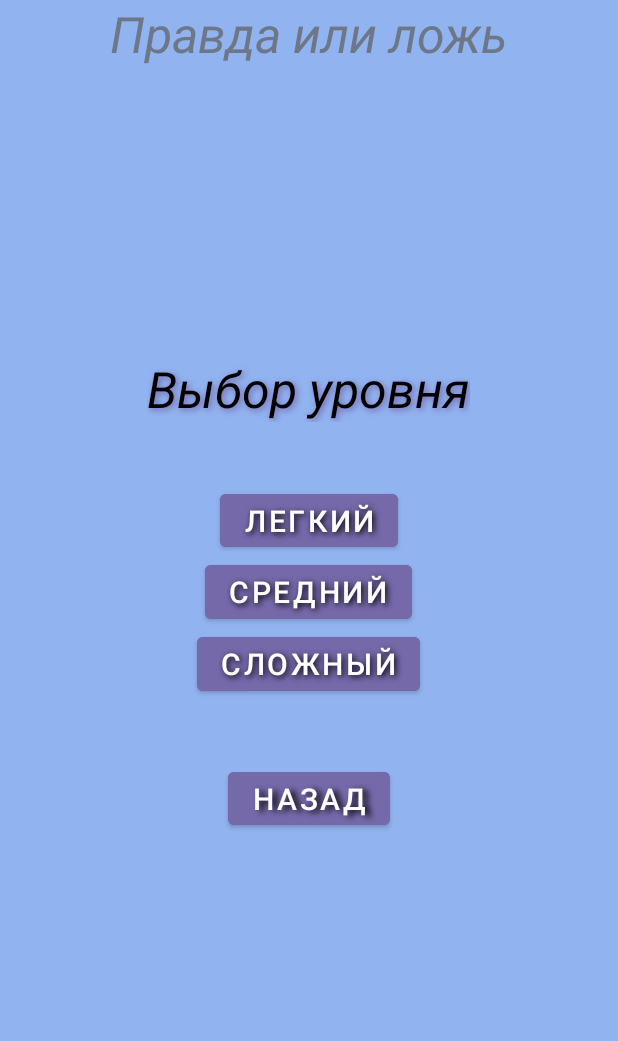
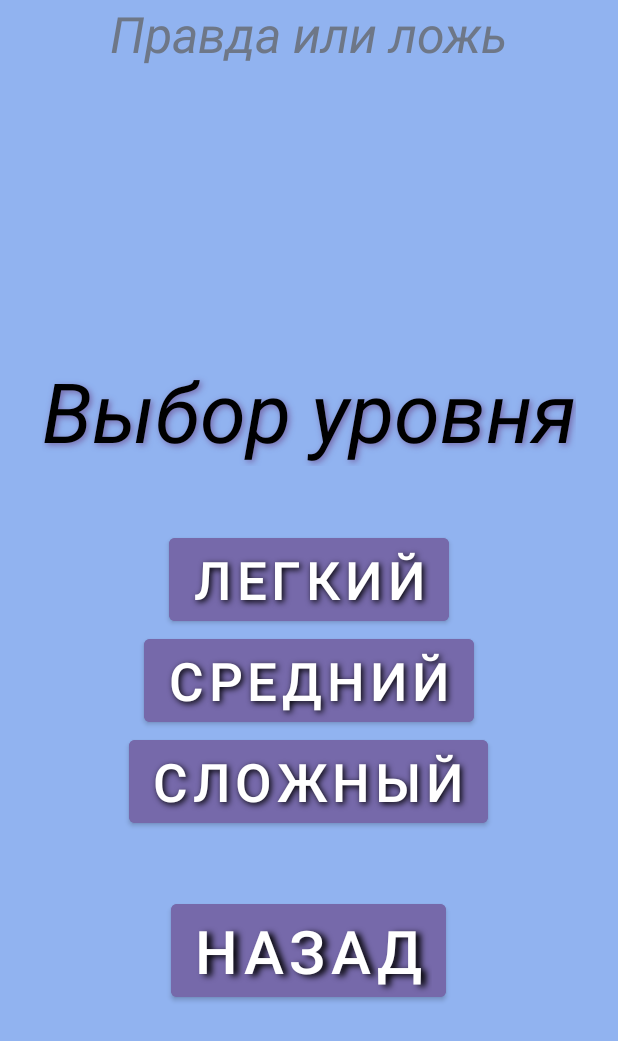
Before and after one commit to dllnnx/Project_AD, an Android app: the layout activity_tofchoice.xml on its own in the app's theme, with its tools: preview values and no code run, on a phone screen of 412 x 824 dp. Shown: the top 1041 px of the screen. Run offline under Robolectric (Android 15) with nearby library versions, the phone set to English and light mode, and no system bars.

Commit message:
Third commit (12.05)

```diff
--- a/app/src/main/AndroidManifest.xml
+++ b/app/src/main/AndroidManifest.xml
@@ -22,6 +22,9 @@
 		<activity android:name=".ChoiceActivity" />
 		<activity android:name=".SpellingChoiceActivity"/>
 		<activity android:name=".EasySpellingActivity"/>
+		<activity android:name=".ToFChoiceActivity"/>
+		<activity android:name=".EasyTofActivity"/>
+		<activity android:name=".FindCoupActivity"/>
 	</application>
 
 </manifest>
--- a/app/src/main/res/layout/activity_tofchoice.xml
+++ b/app/src/main/res/layout/activity_tofchoice.xml
@@ -25,12 +25,13 @@
 		android:shadowRadius="5"
 		android:text="Выбор уровня"
 		android:textColor="@color/black"
-		android:textSize="33sp"
+		android:textSize="55sp"
 		android:textStyle="italic"
 		android:translationY="@android:dimen/thumbnail_width"
 		/>
 
 	<Button
+		android:id="@+id/easytof_btn"
 		android:layout_width="wrap_content"
 		android:layout_height="wrap_content"
 		android:layout_gravity="center"
@@ -41,16 +42,17 @@
 		android:shadowDy="2"
 		android:shadowRadius="5"
 		android:text="Легкий"
-		android:textSize="20sp"
+		android:textSize="35sp"
 		android:translationY="@android:dimen/thumbnail_width"
 		/>
 
 	<Button
+		android:id="@+id/medtof_btn"
 		android:layout_width="wrap_content"
 		android:layout_height="wrap_content"
 		android:backgroundTint="@color/btn_color"
 		android:layout_gravity="center"
-		android:textSize="20sp"
+		android:textSize="35sp"
 		android:translationY="@android:dimen/thumbnail_width"
 		android:text="Средний"
 		android:shadowColor="#000000"
@@ -60,11 +62,12 @@
 		/>
 
 	<Button
+		android:id="@+id/hardtof_btn"
 		android:layout_width="wrap_content"
 		android:layout_height="wrap_content"
 		android:backgroundTint="@color/btn_color"
 		android:layout_gravity="center"
-		android:textSize="20sp"
+		android:textSize="35sp"
 		android:translationY="@android:dimen/thumbnail_width"
 		android:textStyle=""
 		android:text="Сложный"
@@ -75,7 +78,7 @@
 		/>
 
 	<Button
-		android:id="@+id/cancel_btn"
+		android:id="@+id/canceltof_btn"
 		android:layout_width="wrap_content"
 		android:layout_height="wrap_content"
 		android:layout_gravity="center"
@@ -86,7 +89,7 @@
 		android:shadowDy="2"
 		android:shadowRadius="5"
 		android:text="Назад"
-		android:textSize="20sp"
+		android:textSize="40sp"
 		android:textStyle=""
 		android:translationY="@android:dimen/thumbnail_width"
 		/>
```
Also changed, not shown: app/src/main/java/com/example/project_ad/EasyTofActivity.java (added, +19 -0 lines), app/src/main/java/com/example/project_ad/SpellView.java (deleted, +0 -29 lines), app/src/main/java/com/example/project_ad/ToFChoiceActivity.java (+23 -0 lines), app/src/main/java/com/example/project_ad/TofView.java (added, +74 -0 lines), app/src/main/res/layout/activity_easytof.xml (added, +31 -0 lines).
